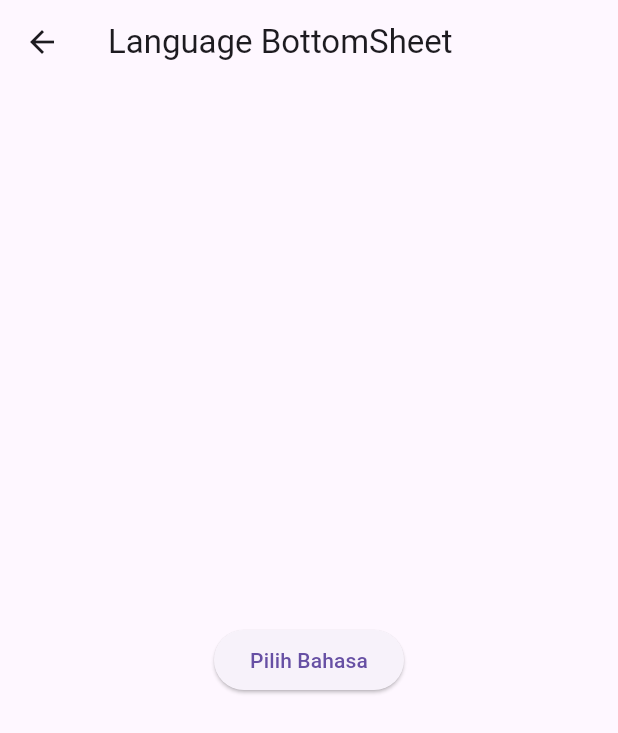
After one commit to ariesdwi/sampleTestTPELibrary, a Flutter app: the TpeOrganismLanguageWithButton screen opened directly, after a tap on "Pilih Bahasa", on a phone screen of 412 x 824 dp. The commit adds this screen. Shown: the top 733 px of the screen. Run offline on Flutter 3.47's test engine with Material 3 defaults, Android fonts, the phone set to English and light mode, and no system bars; our stand-ins replace reactive_forms; missing offline and left inert: storybook_flutter, tpe_component_sdk, tpe_homepage_sdk, tpe_login_sdk; statements that could not run were skipped.

Commit message:
add login, register and language

```diff
--- /dev/null
+++ b/lib/widgets/organizm/tpe_organism_language_with_button.dart
@@ -0,0 +1,47 @@
+import 'package:flutter/material.dart';
+import 'package:tpe_login_sdk/tpe_login_sdk.dart';
+
+class TpeOrganismLanguageWithButton extends StatelessWidget {
+  const TpeOrganismLanguageWithButton({super.key});
+
+  @override
+  Widget build(BuildContext context) {
+    return Scaffold(
+      appBar: AppBar(
+        title: const Text("Language BottomSheet"),
+      ),
+      body: Center(
+          child: ElevatedButton(
+        onPressed: () {
+          showTPELanguageBottomSheetWithButton(
+              context: context,
+              languages: [
+                {'code': 'id', 'name': 'Bahasa Indonesia'},
+                {'code': 'en', 'name': 'English'},
+                {'code': 'es', 'name': 'Spanish'},
+                {'code': 'zh', 'name': 'Chinese'},
+                {'code': 'ja', 'name': 'Japanese'},
+                {'code': 'ko', 'name': 'Korean'},
+                {'code': 'pt', 'name': 'Português'},
+                {'code': 'fr', 'name': 'Français'},
+              ],
+              onLanguageTilePressed: (selectedCode, selectedName) {
+                ScaffoldMessenger.of(context).showSnackBar(
+                  SnackBar(content: Text("Bahasa dipilih: $selectedName")),
+                );
+              },
+              // buttonText: "Select Language",
+              isCheckedTile: false,
+              onButtonLanguagePressed: (selectedCode, selectedName) {
+                ScaffoldMessenger.of(context).showSnackBar(
+                  SnackBar(content: Text("Bahasa dipilih: $selectedName")),
+                );
+                Navigator.pop(
+                    context); // Close the bottom sheet after selection
+              });
+        },
+        child: const Text("Pilih Bahasa"),
+      )),
+    );
+  }
+}
```
Also changed, not shown: lib/screens/homepage_template.dart (+40 -21 lines), lib/widgets/organizm/tpe_organism_language.dart (+0 -7 lines), lib/widgets/template/tpe_login_page_tw.dart (added, +73 -0 lines), lib/widgets/template/tpe_register_page.dart (added, +21 -0 lines).
